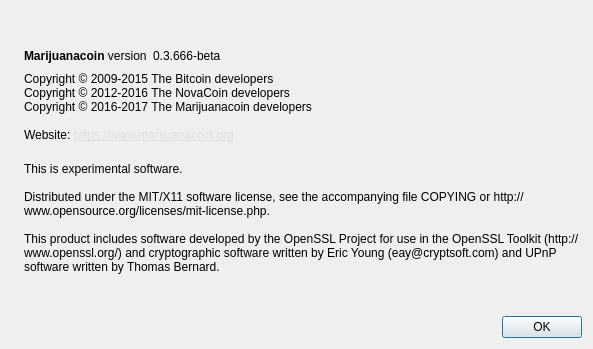
Before: the Qt Designer form src/qt/forms/aboutdialog.ui in marijuanacoin-official/marijuanacoin, drawn with Qt 5.
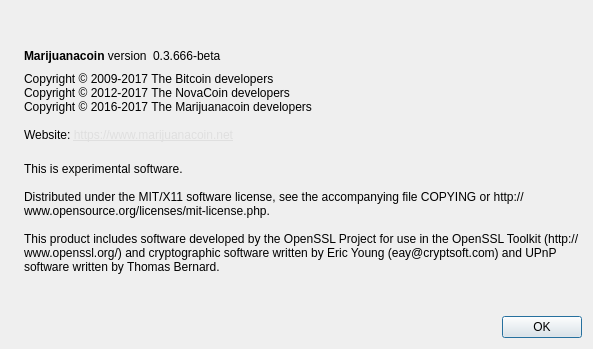
After: the same form once the commit is applied. Icons and pictures are not drawn.

Diff of the .ui file:
```diff
--- a/src/qt/forms/aboutdialog.ui
+++ b/src/qt/forms/aboutdialog.ui
@@ -91,7 +91,7 @@
         <cursorShape>IBeamCursor</cursorShape>
        </property>
        <property name="text">
-        <string>&lt;html&gt;&lt;head/&gt;&lt;body&gt;&lt;p&gt;Copyright © 2009-2015 The Bitcoin developers&lt;br/&gt;Copyright © 2012-2016 The NovaCoin developers&lt;br/&gt;Copyright © 2016-2017 The Marijuanacoin developers&lt;br/&gt;&lt;br/&gt;Website: &lt;a href=&quot;https://www.marijuanacoin.org&quot;&gt;&lt;span style=&quot; text-decoration: underline; color:#dfdfdf;&quot;&gt;https://www.marijuanacoin.org&lt;/span&gt;&lt;/a&gt;&lt;/p&gt;&lt;/body&gt;&lt;/html&gt;</string>
+        <string>&lt;html&gt;&lt;head/&gt;&lt;body&gt;&lt;p&gt;Copyright © 2009-2017 The Bitcoin developers&lt;br/&gt;Copyright © 2012-2017 The NovaCoin developers&lt;br/&gt;Copyright © 2016-2017 The Marijuanacoin developers&lt;br/&gt;&lt;br/&gt;Website: &lt;a href=&quot;https://www.marijuanacoin.net&quot;&gt;&lt;span style=&quot; text-decoration: underline; color:#dfdfdf;&quot;&gt;https://www.marijuanacoin.net&lt;/span&gt;&lt;/a&gt;&lt;/p&gt;&lt;/body&gt;&lt;/html&gt;</string>
        </property>
        <property name="textFormat">
         <enum>Qt::RichText</enum>
```
